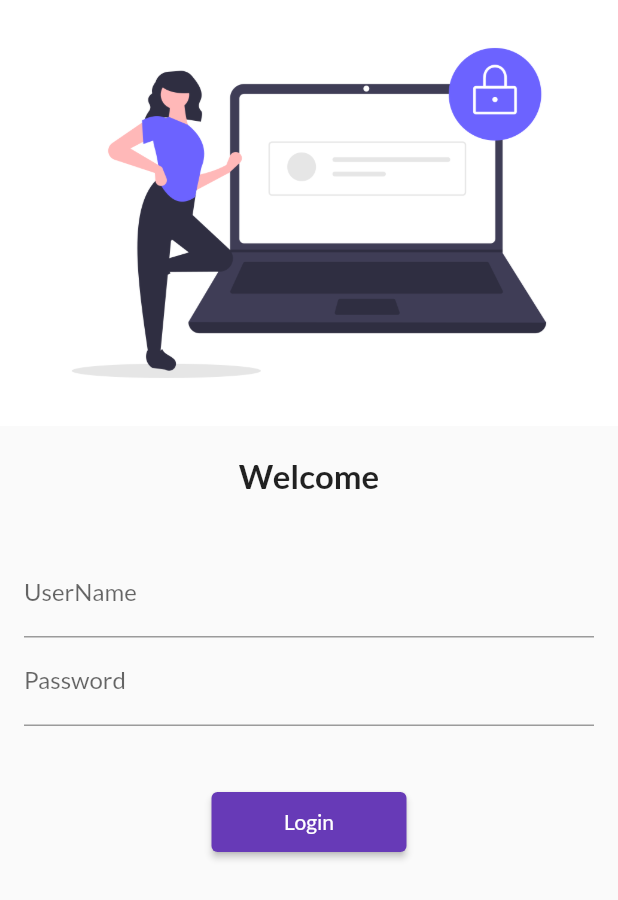
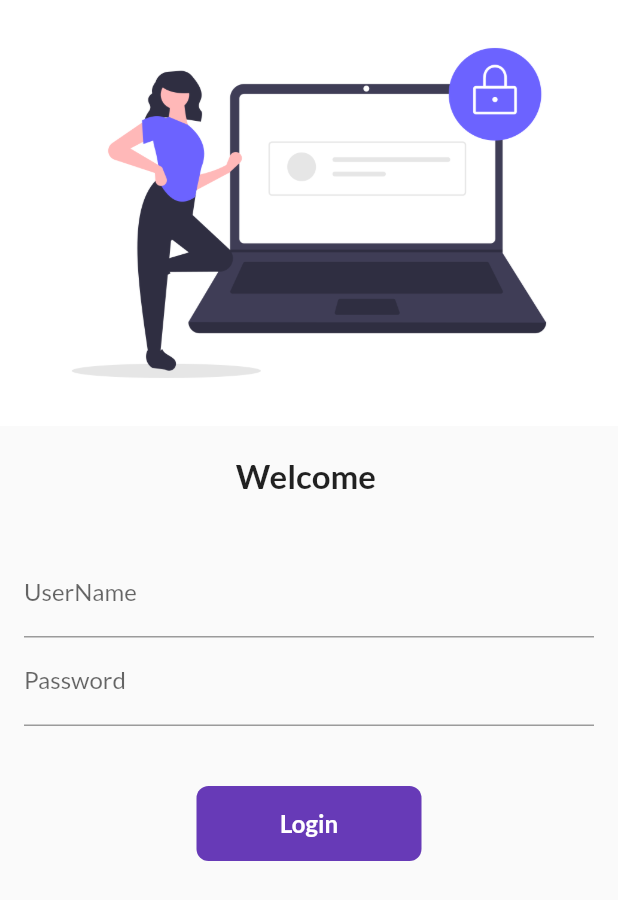
Before and after one commit to vashistha100/CatalogApp, a Flutter app: the screen it shows after launch, on a phone screen of 412 x 824 dp. Shown: the top 900 px of the screen. Run offline on Flutter 3.47's test engine with Material 2 defaults, Android fonts, the phone set to English and light mode, and no system bars; our stand-ins replace google_fonts.

Commit message:
day 6 completed

```diff
--- a/lib/pages/login_page.dart
+++ b/lib/pages/login_page.dart
@@ -1,9 +1,16 @@
 import 'package:flutter/material.dart';
 import 'package:flutter_catalogue/utils/routes.dart';
 
-class LoginPage extends StatelessWidget {
+class LoginPage extends StatefulWidget {
   const LoginPage({Key? key}) : super(key: key);
 
+  @override
+  State<LoginPage> createState() => _LoginPageState();
+}
+
+class _LoginPageState extends State<LoginPage> {
+  String name = "";
+  bool changebutton = false;
   @override
   Widget build(BuildContext context) {
     return Material(
@@ -15,7 +22,7 @@ class LoginPage extends StatelessWidget {
             height: 20,
           ),
           Text(
-            "Welcome",
+            "Welcome $name",
             style: TextStyle(fontSize: 22, fontWeight: FontWeight.bold),
           ),
           SizedBox(
@@ -29,6 +36,10 @@ class LoginPage extends StatelessWidget {
                 TextFormField(
                   decoration: InputDecoration(
                       hintText: "Enter Username", labelText: "UserName"),
+                  onChanged: (value) {
+                    name = value;
+                    setState(() {});
+                  },
                 ),
                 TextFormField(
                   obscureText: true,
@@ -38,13 +49,46 @@ class LoginPage extends StatelessWidget {
                 SizedBox(
                   height: 40,
                 ),
-                ElevatedButton(
-                  child: Text("Login"),
-                  onPressed: () {
-                    Navigator.pushNamed(context, MyRoutes.homeRoute);
-                  },
-                  style: TextButton.styleFrom(minimumSize: Size(130, 40)),
-                )
+                InkWell(
+                    onTap: () async {
+                      //
+                      setState(() {
+                        changebutton = true;
+                      });
+                      await Future.delayed(Duration(seconds: 1));
+                      Navigator.pushNamed(context, MyRoutes.homeRoute);
+                    },
+                    child: AnimatedContainer(
+                      duration: Duration(seconds: 1),
+                      height: 50,
+                      width: changebutton ? 50 : 150,
+                      alignment: Alignment.center,
+                      child: changebutton
+                          ? Icon(
+                              Icons.done,
+                              color: Colors.white,
+                            )
+                          : Text(
+                              "Login",
+                              style: TextStyle(
+                                  color: Colors.white,
+                                  fontWeight: FontWeight.bold,
+                                  fontSize: 16),
+                            ),
+                      decoration: BoxDecoration(
+                        color: Colors.deepPurple,
+                        borderRadius:
+                            BorderRadius.circular(changebutton ? 50 : 8),
+                      ),
+                    )
+                    // ElevatedButton(
+                    //   child: Text("Login"),
+                    //   onPressed: () {
+                    //     Navigator.pushNamed(context, MyRoutes.homeRoute);
+                    //   },
+                    //   style: TextButton.styleFrom(minimumSize: Size(130, 40)),
+                    // )
+                    )
               ],
             ),
           )
```
